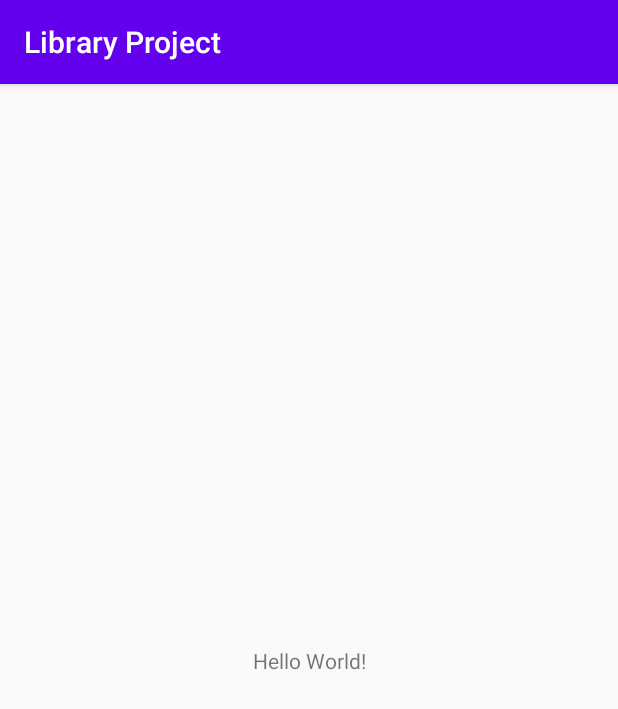
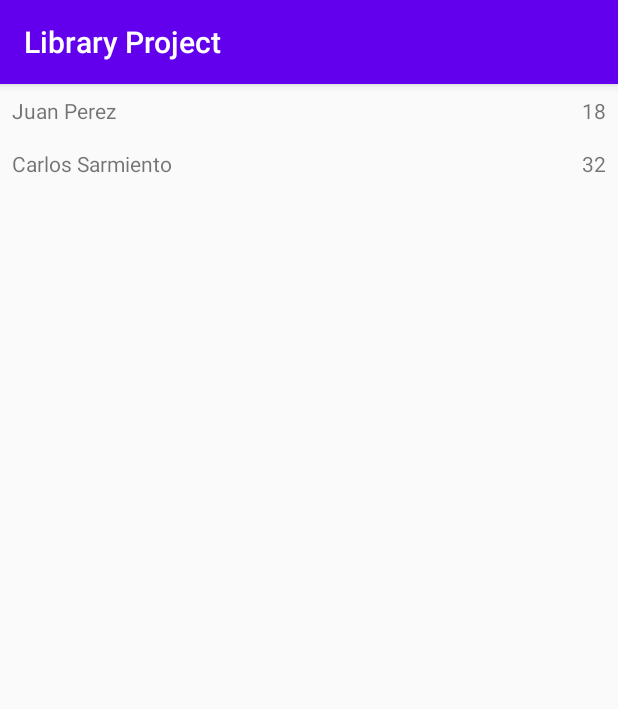
Before and after one commit to gmlocarlos/Custom-Recycler-Adapter, an Android app: the screen it shows after launch (MainActivity), on a phone screen of 412 x 824 dp. Shown: the top 709 px of the screen. Run offline under Robolectric (Android 15) with nearby library versions, the phone set to English and light mode, and no system bars; our stand-ins replace data binding.

Commit message:
usage example

```diff
--- a/app/build.gradle
+++ b/app/build.gradle
@@ -20,14 +20,19 @@ android {
             proguardFiles getDefaultProguardFile('proguard-android-optimize.txt'), 'proguard-rules.pro'
         }
     }
+
+    dataBinding{
+        enabled = true
+    }
 }
 
 dependencies {
     implementation fileTree(dir: "libs", include: ["*.jar"])
     implementation 'androidx.appcompat:appcompat:1.2.0'
     implementation 'androidx.constraintlayout:constraintlayout:2.0.4'
+    implementation project(path: ':CustomRecyclerAdapter')
     testImplementation 'junit:junit:4.12'
     androidTestImplementation 'androidx.test.ext:junit:1.1.2'
     androidTestImplementation 'androidx.test.espresso:espresso-core:3.3.0'
-
+    implementation 'androidx.recyclerview:recyclerview:1.1.0'
 }
--- a/app/src/main/java/com/gmlo/libraryproject/MainActivity.java
+++ b/app/src/main/java/com/gmlo/libraryproject/MainActivity.java
@@ -1,12 +1,39 @@
 package com.gmlo.libraryproject;
 import androidx.appcompat.app.AppCompatActivity;
+import androidx.databinding.DataBindingUtil;
+import androidx.recyclerview.widget.LinearLayoutManager;
+import androidx.recyclerview.widget.RecyclerView;
 import android.os.Bundle;
+import android.widget.Toast;
+import com.gmlo.cra.CustomRecyclerAdapter;
+import com.gmlo.libraryproject.databinding.ActivityMainBinding;
+import com.gmlo.libraryproject.databinding.ItemRecyclerBinding;
 
 public class MainActivity extends AppCompatActivity {
+
+    private ActivityMainBinding binding;
 
     @Override
     protected void onCreate(Bundle savedInstanceState) {
         super.onCreate(savedInstanceState);
-        setContentView(R.layout.activity_main);
+        binding = DataBindingUtil.setContentView(this, R.layout.activity_main);
+        binding.recyclerView.setLayoutManager(new LinearLayoutManager(this, RecyclerView.VERTICAL,false));
+        CustomRecyclerAdapter<User, ItemRecyclerBinding> recyclerAdapter = new com.gmlo.cra.CustomRecyclerAdapter<User, ItemRecyclerBinding>() {
+            @Override
+            protected void onBindData(User user, int i, ItemRecyclerBinding itemRecyclerBinding) {
+                itemRecyclerBinding.tvName.setText(user.getName());
+                itemRecyclerBinding.tvAge.setText(String.valueOf(user.getAge()));
+            }
+            @Override
+            protected int getLayoutResId() {
+                return R.layout.item_recycler;
+            }
+            @Override
+            protected void onItemClick(User user, int i) {
+                Toast.makeText(MainActivity.this,"row clicked",Toast.LENGTH_LONG).show();
+            }
+        };
+        recyclerAdapter.setList(User.getSampleUsers());
+        binding.recyclerView.setAdapter(recyclerAdapter);
     }
 }
--- a/app/src/main/java/com/gmlo/libraryproject/User.java
+++ b/app/src/main/java/com/gmlo/libraryproject/User.java
@@ -1,4 +1,46 @@
 package com.gmlo.libraryproject;
+import java.util.ArrayList;
+import java.util.List;
 
 public class User {
+    private int userId;
+    private String name;
+    private int age;
+
+    public User(int userId,String name, int age){
+        this.userId = userId;
+        this.name = name;
+        this.age = age;
+    }
+
+    public int getUserId() {
+        return userId;
+    }
+
+    public void setUserId(int userId) {
+        this.userId = userId;
+    }
+
+    public String getName() {
+        return name;
+    }
+
+    public void setName(String name) {
+        this.name = name;
+    }
+
+    public int getAge() {
+        return age;
+    }
+
+    public void setAge(int age) {
+        this.age = age;
+    }
+
+    public static List<User> getSampleUsers(){
+        List<User> listSample = new ArrayList<>();
+        listSample.add(new User(1,"Juan Perez",18));
+        listSample.add(new User(2,"Carlos Sarmiento",32));
+        return listSample;
+    }
 }
--- a/app/src/main/res/layout/activity_main.xml
+++ b/app/src/main/res/layout/activity_main.xml
@@ -1,18 +1,14 @@
 <?xml version="1.0" encoding="utf-8"?>
-<androidx.constraintlayout.widget.ConstraintLayout xmlns:android="http://schemas.android.com/apk/res/android"
-    xmlns:app="http://schemas.android.com/apk/res-auto"
-    xmlns:tools="http://schemas.android.com/tools"
-    android:layout_width="match_parent"
-    android:layout_height="match_parent"
-    tools:context=".MainActivity">
-
-    <TextView
-        android:layout_width="wrap_content"
-        android:layout_height="wrap_content"
-        android:text="Hello World!"
-        app:layout_constraintBottom_toBottomOf="parent"
-        app:layout_constraintLeft_toLeftOf="parent"
-        app:layout_constraintRight_toRightOf="parent"
-        app:layout_constraintTop_toTopOf="parent" />
-
-</androidx.constraintlayout.widget.ConstraintLayout>
+<layout>
+    <LinearLayout xmlns:android="http://schemas.android.com/apk/res/android"
+        xmlns:app="http://schemas.android.com/apk/res-auto"
+        xmlns:tools="http://schemas.android.com/tools"
+        android:layout_width="match_parent"
+        android:layout_height="match_parent"
+        tools:context=".MainActivity">
+        <androidx.recyclerview.widget.RecyclerView
+            android:id="@+id/recyclerView"
+            android:layout_width="match_parent"
+            android:layout_height="match_parent" />
+    </LinearLayout>
+</layout>
--- a/app/src/main/res/layout/item_recycler.xml
+++ b/app/src/main/res/layout/item_recycler.xml
@@ -1,6 +1,18 @@
 <?xml version="1.0" encoding="utf-8"?>
-<androidx.constraintlayout.widget.ConstraintLayout
-    xmlns:android="http://schemas.android.com/apk/res/android" android:layout_width="match_parent"
-    android:layout_height="match_parent">
-
-</androidx.constraintlayout.widget.ConstraintLayout>
+<layout>
+    <RelativeLayout
+        xmlns:android="http://schemas.android.com/apk/res/android"
+        android:layout_width="match_parent"
+        android:layout_height="wrap_content"
+        android:padding="8dp">
+        <TextView
+            android:id="@+id/tvName"
+            android:layout_width="wrap_content"
+            android:layout_height="wrap_content"/>
+        <TextView
+            android:id="@+id/tvAge"
+            android:layout_width="wrap_content"
+            android:layout_height="wrap_content"
+            android:layout_alignParentRight="true"/>
+    </RelativeLayout>
+</layout>
```
